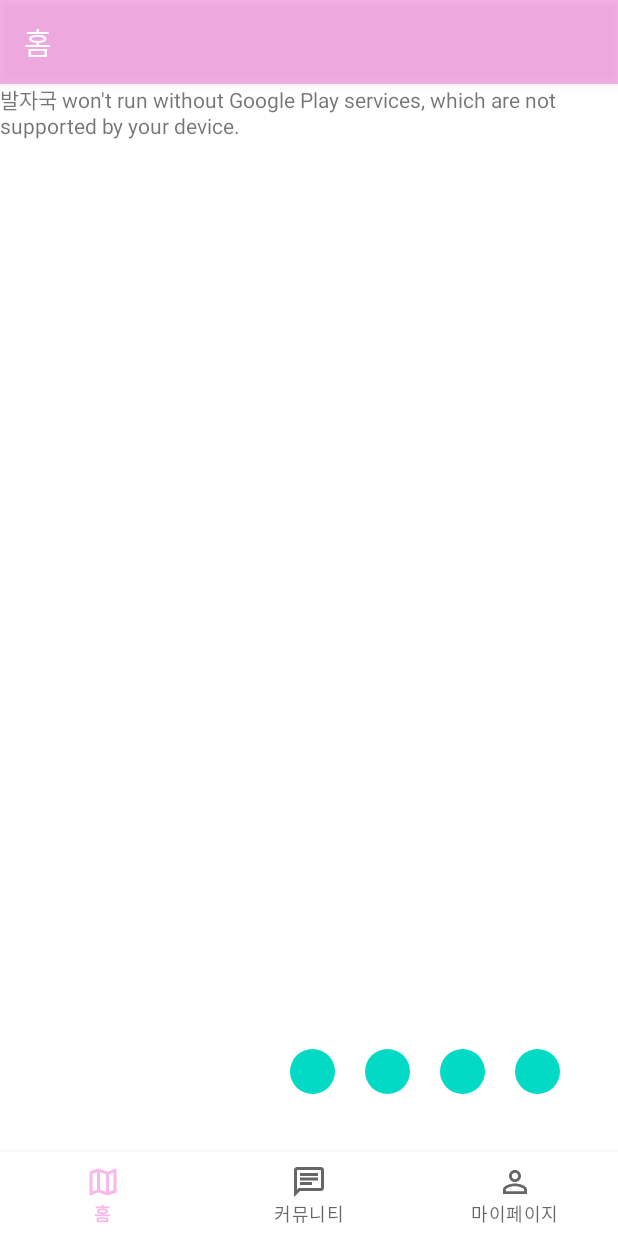
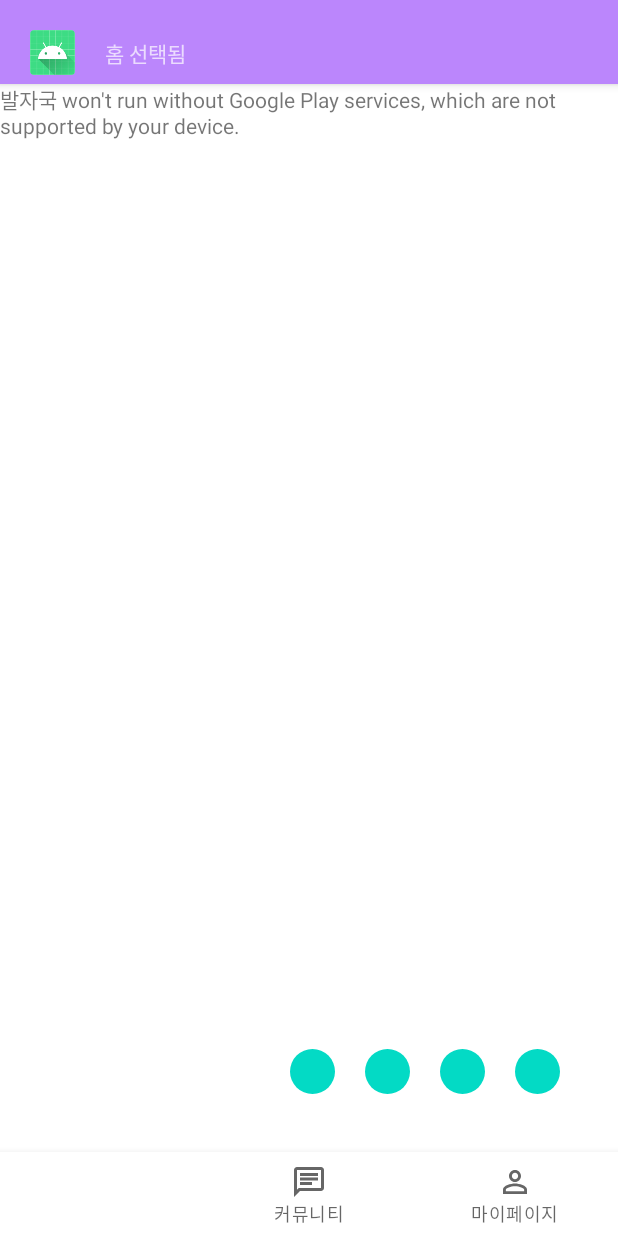
Before and after one commit to 10Jojojojo/10Team, an Android app: the screen it shows after launch (MainActivity), after a tap on an icon or button, on a phone screen of 412 x 824 dp. Run offline under Robolectric (Android 15) with nearby library versions, the phone set to English and light mode, and no system bars; our stand-ins replace navigation-ui.

Commit message:
[Refactor] : ActionBar 제거, AppBarLayout 생성, local.properties에 API키 작성하고 사용할수 있게 하기

```diff
--- a/app/src/main/AndroidManifest.xml
+++ b/app/src/main/AndroidManifest.xml
@@ -17,7 +17,7 @@
         tools:targetApi="31">
         <meta-data
             android:name="com.google.android.maps.v2.API_KEY"
-            android:value="AIzaSyCTX9pBMOJ7xVy5ny0x1-Dgcgy1ig62klg" />
+            android:value="BuildConfig.API_KEY" />
         <activity
             android:name=".MainActivity"
             android:exported="true"
--- a/app/src/main/java/com/footprint/app/MainActivity.kt
+++ b/app/src/main/java/com/footprint/app/MainActivity.kt
@@ -23,13 +23,19 @@
         val navController = findNavController(R.id.nav_host_fragment_activity_main)
         // Passing each menu ID as a set of Ids because each
         // menu should be considered as top level destinations.
-        val appBarConfiguration = AppBarConfiguration(
-            setOf(
-                R.id.navigation_home, R.id.navigation_community, R.id.navigation_mypage
-            )
-        )
-        setupActionBarWithNavController(navController, appBarConfiguration)
         navView.setupWithNavController(navController)
+        navController.addOnDestinationChangedListener { _, destination, _ ->
+            when (destination.id) {
+                R.id.navigation_home -> {
+                    binding.appbarText.text = "홈 선택됨"
+                }
+                R.id.navigation_community -> {
+                    binding.appbarText.text = "커뮤니티 선택됨"
+                }
+                R.id.navigation_mypage -> {
+                    binding.appbarText.text = "마이페이지 선택됨"
+                }
+            }
+        }
     }
-
 }
--- a/app/src/main/java/com/footprint/app/ui/home/HomeFragment.kt
+++ b/app/src/main/java/com/footprint/app/ui/home/HomeFragment.kt
@@ -37,52 +37,48 @@
 class HomeFragment : Fragment(R.layout.fragment_home), OnMapReadyCallback, GoogleMap.OnPolylineClickListener,
     GoogleMap.OnPolygonClickListener {
     private var _binding: FragmentHomeBinding? = null
+
     // GoogleMap 인스턴스를 참조하기 위한 변수
-    lateinit var mGoogleMap: GoogleMap
+    // 화면 표시 요소로써, ViewModel이 아닌 Fragment에서 사용하고, Fragment에서만 사용하므로 private로 선언
+    private lateinit var mGoogleMap: GoogleMap
 
     // FusedLocationProviderClient가 위치 업데이트를 수신할 때 호출되는 콜백을 정의하는 데 사용되는 변수
-    lateinit var locationCallback: LocationCallback
+    // 화면 업데이트 요소로써, ViewModel이 아닌 Fragment에서 사용하고, Fragment에서만 사용하므로 private로 선언
+    private lateinit var locationCallback: LocationCallback
 
     // 기기 위치 정보를 가져오는 여러 메서드를 제공하는 FusedLocationProviderClient 인스턴스를 참조하기 위한 변수
-    lateinit var fusedLocationClient: FusedLocationProviderClient
+    // 화면 업데이트 요소로써, ViewModel이 아닌 Fragment에서 사용하고, Fragment에서만 사용하므로 private로 선언
+    private lateinit var fusedLocationClient: FusedLocationProviderClient
 
-    lateinit var locationPermission: ActivityResultLauncher<Array<String>>
+    // 위치 권한을 얻기 위한 ActivityResultLauncher<Array<String>> 인스턴스를 참조하기 위한 변수
+    // 화면 업데이트 요소의 권한을 요청하는 요소로써, ViewModel이 아닌 Fragment에서 사용하고, Fragment에서만 사용하므로 private로 선언
+    private lateinit var locationPermission: ActivityResultLauncher<Array<String>>
 
-    private var pathPoints = mutableListOf<LatLng>() // 사용자의 이동 경로 저장
-
+    // 구글맵에 표시되는 선 객체
+    // 화면 표시 요소로써, ViewModel이 아닌 Fragment에서 사용하고, Fragment에서만 사용하므로 private로 선언
     private lateinit var path: Polyline // Polyline 객체
 
-    // This property is only valid between onCreateView and
-    // onDestroyView.
     private val binding get() = _binding!!
+
+    // ViewModel 인스턴스 생성
+    // 생성자에 입력값이 생기면 다른 방식으로 생성해주어야 하고, ViewModelFactory도 변경해주어야 한다.
     private val homeViewModel by lazy {ViewModelProvider(this).get(HomeViewModel::class.java)}
-
 
     override fun onViewCreated(view: View, savedInstanceState: Bundle?) {
         super.onViewCreated(view, savedInstanceState)
         _binding = FragmentHomeBinding.bind(view)
-//        val homeViewModel =
-//            ViewModelProvider(this).get(HomeViewModel::class.java)
-//        _binding = FragmentHomeBinding.inflate(inflater, container, false) // 64번째 줄에 있어서 없어도됨
-//        val root: View = binding.root // 얘도 없어도됨
-        // 온크리에이트 뷰에는 버튼이 들어가면 안됨. 온크리에이트뷰는 뷰를 생성하는과정(그ㅡ래서 return이 root인듯
-        // 그래서 초기화안되고 불러와서 널값 인셉션? 그런 에러 발생확률 높음)
-        // 온뷰크리에이트에서 바인딩관련된거 하기
-
-//        val textView: TextView = binding.textHome
+        getPermission() // 권한을 먼저 설정하고, 맵을 불러오자.
         initView()
         getmap()
-        getPermission()
-        observeViewModel() // 뷰를 먼저 생성하고
+        observeViewModel() // 뷰를 먼저 생성하고 LiveData를 감시해야 한다.(LiveData의 변화가 먼저 일어나면,
+        // 뷰는 생성되지 않았는데(초기화가 되지 않았는데) 뷰의 속성 변화를 하게 될 수 있다.)
     }
     private fun observeViewModel(){
-        homeViewModel.text.observe(viewLifecycleOwner) {
-//            textView.text = it
-        }
+
     }
     private fun initView(){ // private는 여기 이 프래그먼트에서만 쓸꺼라는거
         binding.testinputbutton.setOnClickListener {
-            homeViewModel.inputdata(mGoogleMap,pathPoints,path)
+            homeViewModel.inputdata(mGoogleMap,homeViewModel.pathPoints.value!!,path)
         }
         binding.testoutputbutton.setOnClickListener {
 //            homeViewModel.outputdata(mGoogleMap)
@@ -93,7 +89,7 @@
             homeViewModel.getplaces(null,"애견샾","")
         }
         binding.testpathlogbutton.setOnClickListener {
-            Log.d("GoogleMapPractice","저장된 경로 : ${pathPoints}")
+            Log.d("GoogleMapPractice","저장된 경로 : ${homeViewModel.pathPoints.value!!}")
         }
     }
     override fun onDestroyView() {
@@ -140,7 +136,7 @@
     // Polygon이 클릭되었을 때 호출되는 콜백
     override fun onPolygonClick(p0: Polygon) {
     }
-    fun getPermission(){
+    private fun getPermission(){
         // 이 아래의 21의 줄이 있어야 onMapReady가 콜백이 되고, updateLocationUI()가 동작하는것 같음.
         locationPermission = // 2. Permissions()를 검사한 후, results를 입력으로 주고, 그 결과가 만약 권한이 있다면,
                 // .xml의 Fragment에 this를 연결시킴
@@ -175,17 +171,20 @@
     @SuppressLint("MissingPermission")
     private fun updateLocationUI() {
         try {
+            Log.d("FootprintApp","updataLocationUI")
             val locationRequest = LocationRequest.create().apply {
                 interval = 1000 // 1초에 1번씩
                 fastestInterval = 500
                 priority = LocationRequest.PRIORITY_HIGH_ACCURACY
             } //
+//            val locationRequest = LocationRequest.Builder(1000)
+//                .build()
             locationCallback = object : LocationCallback() { // LocationCallback()이라는 익명 객체를 생성하고,
                 override fun onLocationResult(locationResult: LocationResult) { // 1초에 1번씩 하는걸 입력으로 넣어줌
                     locationResult?.let { //
                         for (location in it.locations) {
 //                            Log.d(
-//                                "GoogleMapPractice",
+//                                "FootprintApp",
 //                                "위도 : ${location.latitude} 경도: ${location.longitude}"
 //                            )
                             setLastLocation(location) // 현재 위치가 갱신이 되면(LocationCallback() 때문인듯),
@@ -208,9 +207,10 @@
 
     private fun setLastLocation(location: Location) {
         val newLatLng = LatLng(location.latitude, location.longitude)
-        pathPoints.add(newLatLng) // 위치 데이터를 리스트에 저장
-        path.points = pathPoints // Polyline 업데이트
+        homeViewModel.pathPoints.value!!.add(newLatLng) // 위치 데이터를 리스트에 저장
+        path.points = homeViewModel.pathPoints.value!! // Polyline 업데이트
         mGoogleMap.moveCamera(CameraUpdateFactory.newLatLngZoom(newLatLng, 15f)) // 카메라를 현재 위치로 이동
+//        Log.d("FootprintApp","path.points : ${path.points}")
     }
     fun placeMarkersOnMap(places: List<PlaceModel>) {
         for (place in places) {
--- a/app/src/main/java/com/footprint/app/ui/home/HomeViewModel.kt
+++ b/app/src/main/java/com/footprint/app/ui/home/HomeViewModel.kt
@@ -8,7 +8,7 @@
 import androidx.lifecycle.MutableLiveData
 import androidx.lifecycle.ViewModel
 import androidx.lifecycle.viewModelScope
-import com.footprint.app.BuildConfig.GOOGLE_MAPS_API_KEY
+import com.footprint.app.BuildConfig
 import com.footprint.app.api.NetWorkClient
 import com.footprint.app.api.model.PlaceModel
 import com.footprint.app.api.serverdata.Location
@@ -29,29 +29,8 @@
 
 class HomeViewModel : ViewModel() {
 
-    private val _text = MutableLiveData<String>().apply {
-        value = "This is home Fragment"
-    }
-    val text: LiveData<String> = _text
-
-    // GoogleMap 인스턴스를 참조하기 위한 변수
-    // 얘는 프래그먼트에 선언 되있어야함(뷰 관련 요소여서)
-    lateinit var mGoogleMap: GoogleMap
-
-    // FusedLocationProviderClient가 위치 업데이트를 수신할 때 호출되는 콜백을 정의하는 데 사용되는 변수
-    lateinit var locationCallback: LiveData<LocationCallback>
-
-    // 기기 위치 정보를 가져오는 여러 메서드를 제공하는 FusedLocationProviderClient 인스턴스를 참조하기 위한 변수
-    lateinit var fusedLocationClient: LiveData<FusedLocationProviderClient>
-    // 위에 3개는 프래그먼트에서 관리(뷰 라서)
-
-    // Polyline 인스턴스를 참조하기 위한 변수
-    lateinit var path: LiveData<Polyline>
-
-    private var _locationPermission = MutableLiveData<ActivityResultLauncher<Array<String>>>()
-    var locationPermission: LiveData<ActivityResultLauncher<Array<String>>> = _locationPermission
-
     // 사용자의 이동 경로 저장
+    // 이동 경로는 HomeFragment가 파괴되도 다른 Fragment에서 구글맵을 불러올 때 이용해야하니까, ViewModel에서 관리
     private var _pathPoints =
         MutableLiveData<MutableList<LatLng>>().apply { value = mutableListOf() }
     var pathPoints: LiveData<MutableList<LatLng>> = _pathPoints
@@ -77,11 +56,6 @@
 
     val placeitems = ArrayList<PlaceModel>()
 
-    // 뷰모델에서 뷰를 가져오면 뷰객체를 가져오면 안됨. UI관련 뷰 관련된건
-    // 멤버 변수를 다 프래그먼트로 옮기고 함수도 프래그먼트로 옮기기 이유는 뷰 가 뷰모델에 있으면 안됨
-    // 프래그먼트가 파괴됫을때(on DestoryView) 구글맵같은 뷰도 파괴가되야 메모리누수가안일어나는데 이게뷰모델에 있으면 프래그먼트랑 뷰모델이랑은 다른애니까
-    // 메모리누수 무조건 발생함
-    //
     fun inputdata(mGoogleMap: GoogleMap, LatLng: MutableList<LatLng>, path: Polyline) {
         cameraPosition = mGoogleMap.cameraPosition // 현재 위치
         currentLatLng = cameraPosition.target // 카메라
@@ -102,10 +76,8 @@
         currentpath.points = currentpathPoints
     }
     fun getplaces(nextToken: String?,keyword:String,type:String) {
-//         Location(location.value!!.lat,location.value!!.lng)
-//        NetWorkClient.apiService.getplace(keyword.value!!,location.value!!,radius.value!!,type.value!!,GOOGLE_MAPS_API_KEY,nextPageToken
-        NetWorkClient.apiService.getplace(
-            keyword, "${37.566610},${126.978403}", 50000, type, GOOGLE_MAPS_API_KEY, nextpagetoken
+    NetWorkClient.apiService.getplace(
+            keyword, "${37.566610},${126.978403}", 50000, type, BuildConfig.GOOGLE_MAPS_API_KEY, nextpagetoken
         ) // null이 아님을 확인 후 실행해야 될것 같다.
             ?.enqueue(object : Callback<PlaceData?> {
                 override fun onResponse(
@@ -159,3 +131,22 @@
     }
 
 }
+
+/*
+1. ViewModel에서 관리할 변수와 Fragment에서 관리할 변수 나누기
+UI 뿐 아니라 UI 업데이트 요소도 Fragment에서 관리해야 한다.
+[HomeFragment]
+GoogleMap : 화면에 표시되는 UI
+LocationCallback : 위치 업데이트를 처리하는 콜백. 위치 업데이트는 UI 업데이트
+FusedLocationProviderClient : 위치 정보를 가져오는 클라이언트. 위치 정보를 기반으로 UI 업데이트 발생
+ActivityResultLauncher<Array<String>> : 위치 권한 요청. 위치는 위의 변수들을 확인하면 알 수 잇듯 UI 관련 요소
+path: Polyline : 구글 맵에서 이동경로를 표시하는 선 UI
+
+[HomeViewModel]
+pathPoints: MutableList<LatLng> : 사용자의 이동 경로 저장. 이동 경로는 Firebase를 통해 저장되어야 할 요소이므로 Fragment가 파괴된 후에도
+남아 있어야 한다. 따라서 ViewModel에서 관리해야 한다.
+
+2. 감시할 변수와 그렇지 않은 변수도 나누어야 될것같다는 생각이 든다.
+
+
+ */
--- a/app/src/main/res/layout/activity_main.xml
+++ b/app/src/main/res/layout/activity_main.xml
@@ -4,6 +4,43 @@
     android:id="@+id/container"
     android:layout_width="match_parent"
     android:layout_height="match_parent">
+
+    <com.google.android.material.appbar.AppBarLayout
+        android:id="@+id/AppBarLayout"
+        android:layout_width="match_parent"
+        android:layout_height="?attr/actionBarSize"
+        android:backgroundTint="@color/purple_200"
+        android:theme="@style/ThemeOverlay.AppCompat.Dark.ActionBar"
+        app:layout_constraintTop_toTopOf="parent">
+
+
+        <androidx.constraintlayout.widget.ConstraintLayout
+            android:layout_width="match_parent"
+            android:layout_height="match_parent">
+
+            <ImageView
+                android:id="@+id/appbar_image"
+                android:src="@mipmap/ic_launcher_round"
+                android:layout_width="30dp"
+                android:layout_height="30dp"
+                app:layout_constraintTop_toTopOf="parent"
+                app:layout_constraintStart_toStartOf="parent"
+                android:layout_marginStart="20dp"
+                android:layout_marginTop="20dp" />
+
+            <TextView
+                android:id="@+id/appbar_text"
+                android:layout_width="wrap_content"
+                android:layout_height="wrap_content"
+                android:text="앱바라는것을 알려주는 텍스트입니당"
+                app:layout_constraintTop_toTopOf="@id/appbar_image"
+                app:layout_constraintBottom_toBottomOf="@id/appbar_image"
+                app:layout_constraintStart_toEndOf="@id/appbar_image"
+                android:layout_marginStart="20dp" />
+
+        </androidx.constraintlayout.widget.ConstraintLayout>
+
+    </com.google.android.material.appbar.AppBarLayout>
 
     <com.google.android.material.bottomnavigation.BottomNavigationView
         android:id="@+id/nav_view"
@@ -27,7 +64,7 @@
         app:layout_constraintHorizontal_bias="0.0"
         app:layout_constraintLeft_toLeftOf="parent"
         app:layout_constraintRight_toRightOf="parent"
-        app:layout_constraintTop_toTopOf="parent"
+        app:layout_constraintTop_toBottomOf="@id/AppBarLayout"
         app:layout_constraintVertical_bias="1.0"
         app:navGraph="@navigation/mobile_navigation" />
 
--- a/app/src/main/res/values/themes.xml
+++ b/app/src/main/res/values/themes.xml
@@ -1,8 +1,8 @@
 <resources xmlns:tools="http://schemas.android.com/tools">
     <!-- Base application theme. -->
-    <style name="Theme.FootprintApp" parent="Theme.MaterialComponents.DayNight.DarkActionBar">
+    <style name="Theme.FootprintApp" parent="Theme.MaterialComponents.DayNight.NoActionBar">
         <!-- Primary brand color. -->
-        <item name="colorPrimary">#9AF787DD</item>
+        <item name="colorPrimary">@color/white</item>
         <item name="colorPrimaryVariant">@color/purple_700</item>
         <item name="colorOnPrimary">@color/white</item>
         <!-- Secondary brand color. -->
```
Also changed, not shown: app/build.gradle.kts (+12 -1 lines), app/src/main/res/layout/fragment_home.xml (indentation only).
